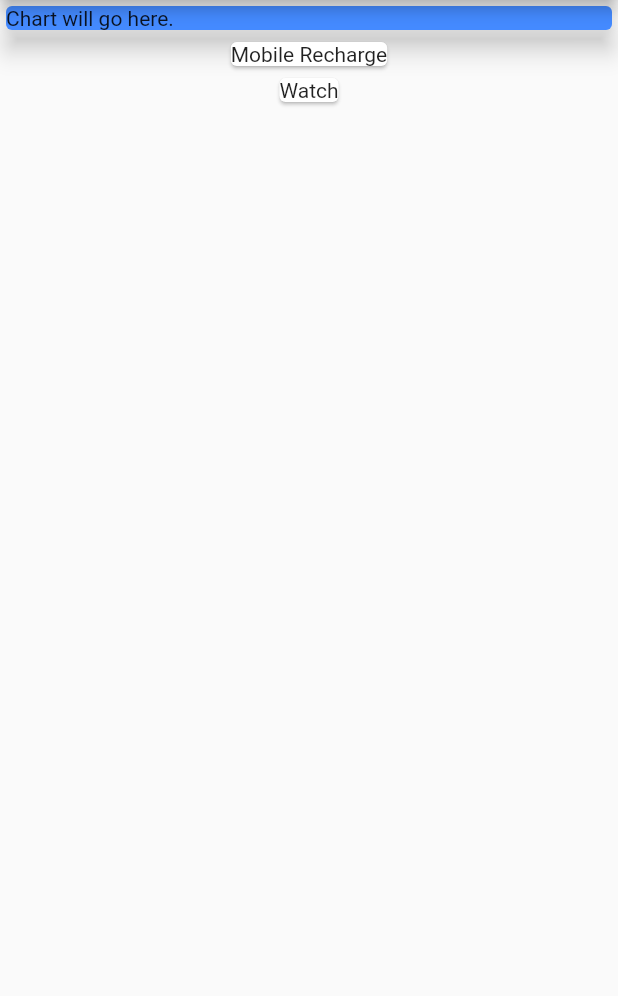
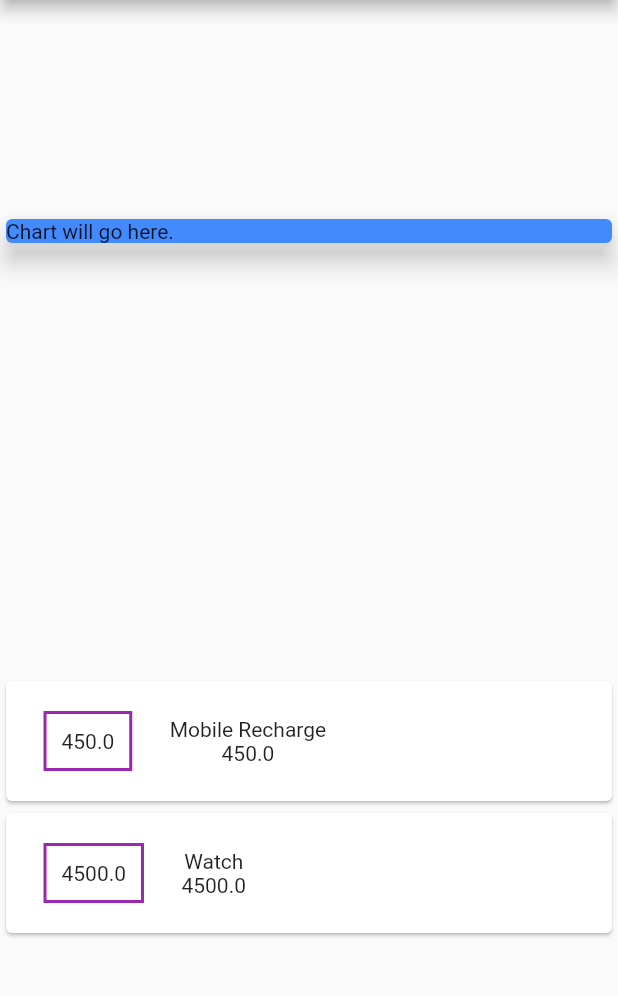
Before and after one commit to harsh2000yadav/Expense-Tracker, a Flutter app: the screen it shows after launch, on a phone screen of 412 x 824 dp, the part 84-1080 px from its top. Run offline on Flutter 3.47's test engine with Material 2 defaults, Android fonts, the phone set to English and light mode, and no system bars.

Commit message:
Transaction cards styling

```diff
--- a/lib/main.dart
+++ b/lib/main.dart
@@ -27,6 +27,8 @@ class MyHomePage extends StatelessWidget {
         title: Text('Expenses Tracker')
       ),
       body: Column(
+        mainAxisAlignment: MainAxisAlignment.spaceAround,
+        crossAxisAlignment: CrossAxisAlignment.stretch,
         children: <Widget>[
           Container(
             width: double.infinity,
@@ -40,7 +42,31 @@ class MyHomePage extends StatelessWidget {
 
             children : transaction.map((tx) {
               return Card(
-                child: Text(tx.title),
+                child: Row(
+                  children: <Widget>[
+                    Container(
+                      margin: EdgeInsets.symmetric(
+                        horizontal:25,
+                        vertical:20
+                      ),
+                      decoration: BoxDecoration(
+                        border: Border.all(
+                          color: Colors.purple,
+                          style: BorderStyle.solid,
+                          width: 2
+                        ),
+                      ),
+                      padding: EdgeInsets.all(10),
+                      child: Text(tx.amount.toString())
+                    ),
+                    Column(
+                      children: <Widget>[
+                        Text(tx.title),
+                        Text(tx.amount.toString()),
+                      ],
+                    )
+                  ],
+                )
               );
             } ).toList(),
           ),
```
